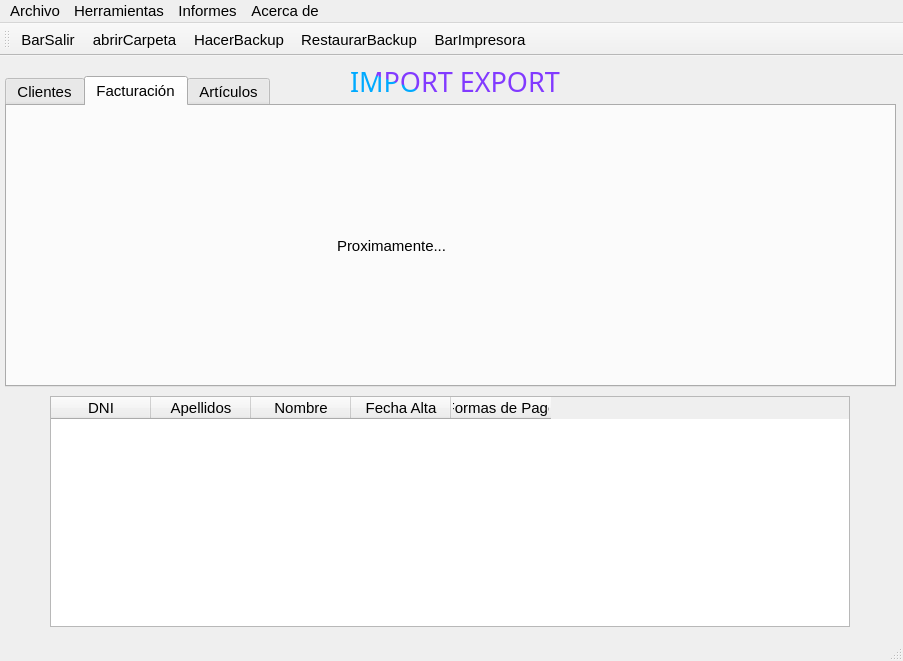
First picture: the form in prueba.ui, repository solglez/gonzalezescolar, before the edit.
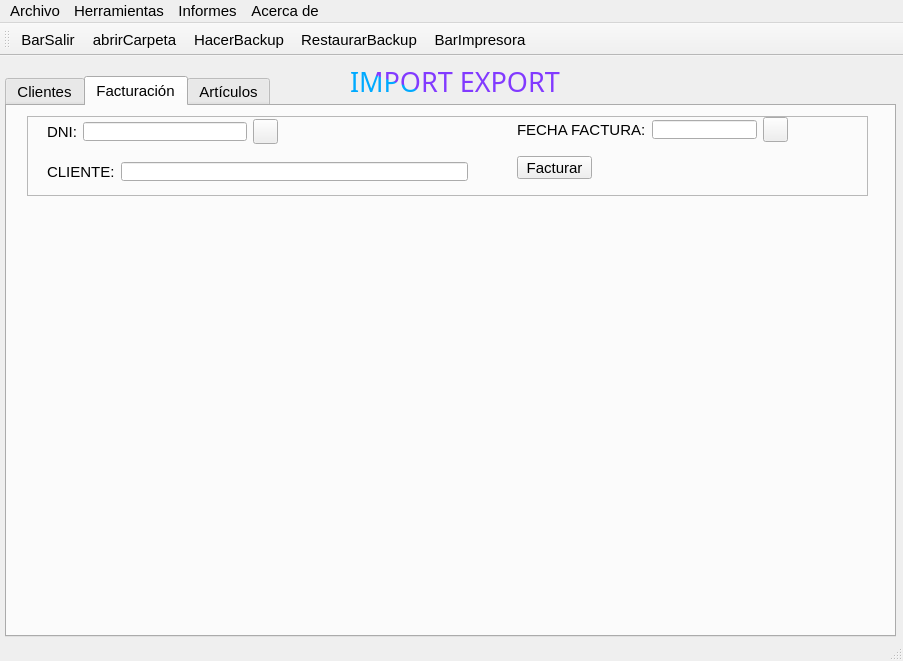
Second picture: the form after the edit. The open tabs and pages were chosen to show the change. Icons and pictures are not drawn.

Commit message: Comenzamos con la tab de facturación. Añadimos linears edits y botón de facturar

```diff
--- a/prueba.ui
+++ b/prueba.ui
@@ -64,59 +64,21 @@
      <string>IMPORT EXPORT</string>
     </property>
    </widget>
-   <widget class="QTableWidget" name="tabClientes">
-    <property name="geometry">
-     <rect>
-      <x>50</x>
-      <y>340</y>
-      <width>800</width>
-      <height>231</height>
-     </rect>
-    </property>
-    <property name="maximumSize">
-     <size>
-      <width>800</width>
-      <height>261</height>
-     </size>
-    </property>
-    <property name="alternatingRowColors">
-     <bool>true</bool>
-    </property>
-    <column>
-     <property name="text">
-      <string>DNI</string>
-     </property>
-    </column>
-    <column>
-     <property name="text">
-      <string>Apellidos</string>
-     </property>
-    </column>
-    <column>
-     <property name="text">
-      <string>Nombre</string>
-     </property>
-    </column>
-    <column>
-     <property name="text">
-      <string>Fecha Alta</string>
-     </property>
-    </column>
-    <column>
-     <property name="text">
-      <string>Formas de Pago</string>
-     </property>
-    </column>
-   </widget>
-   <widget class="QTabWidget" name="tabWidget">
+   <widget class="QTabWidget" name="tabPrograma">
     <property name="geometry">
      <rect>
       <x>5</x>
       <y>20</y>
       <width>891</width>
-      <height>311</height>
+      <height>561</height>
      </rect>
     </property>
+    <property name="minimumSize">
+     <size>
+      <width>891</width>
+      <height>0</height>
+     </size>
+    </property>
     <property name="font">
      <font>
       <weight>50</weight>
@@ -1534,23 +1496,231 @@
        </layout>
       </widget>
      </widget>
+     <widget class="QTableWidget" name="tabClientes">
+      <property name="geometry">
+       <rect>
+        <x>20</x>
+        <y>280</y>
+        <width>850</width>
+        <height>241</height>
+       </rect>
+      </property>
+      <property name="maximumSize">
+       <size>
+        <width>850</width>
+        <height>261</height>
+       </size>
+      </property>
+      <property name="alternatingRowColors">
+       <bool>true</bool>
+      </property>
+      <column>
+       <property name="text">
+        <string>DNI</string>
+       </property>
+      </column>
+      <column>
+       <property name="text">
+        <string>Apellidos</string>
+       </property>
+      </column>
+      <column>
+       <property name="text">
+        <string>Nombre</string>
+       </property>
+      </column>
+      <column>
+       <property name="text">
+        <string>Fecha Alta</string>
+       </property>
+      </column>
+      <column>
+       <property name="text">
+        <string>Formas de Pago</string>
+       </property>
+      </column>
+     </widget>
     </widget>
     <widget class="QWidget" name="tab_2">
      <attribute name="title">
       <string>Facturación</string>
      </attribute>
-     <widget class="QLabel" name="label">
+     <widget class="QFrame" name="frame">
       <property name="geometry">
        <rect>
-        <x>330</x>
-        <y>130</y>
-        <width>141</width>
-        <height>20</height>
+        <x>20</x>
+        <y>10</y>
+        <width>841</width>
+        <height>80</height>
        </rect>
       </property>
-      <property name="text">
-       <string>Proximamente...</string>
+      <property name="frameShape">
+       <enum>QFrame::StyledPanel</enum>
       </property>
+      <property name="frameShadow">
+       <enum>QFrame::Raised</enum>
+      </property>
+      <widget class="QWidget" name="horizontalLayoutWidget_12">
+       <property name="geometry">
+        <rect>
+         <x>20</x>
+         <y>0</y>
+         <width>231</width>
+         <height>31</height>
+        </rect>
+       </property>
+       <layout class="QHBoxLayout" name="horizontalLayout_12">
+        <item>
+         <widget class="QLabel" name="label">
+          <property name="text">
+           <string>DNI:</string>
+          </property>
+         </widget>
+        </item>
+        <item>
+         <widget class="QLineEdit" name="txtDniFac">
+          <property name="maximumSize">
+           <size>
+            <width>16777215</width>
+            <height>19</height>
+           </size>
+          </property>
+         </widget>
+        </item>
+        <item>
+         <widget class="QPushButton" name="btnBuscaCliFac">
+          <property name="minimumSize">
+           <size>
+            <width>25</width>
+            <height>25</height>
+           </size>
+          </property>
+          <property name="maximumSize">
+           <size>
+            <width>25</width>
+            <height>25</height>
+           </size>
+          </property>
+          <property name="text">
+           <string/>
+          </property>
+          <property name="icon">
+           <iconset>
+            <normaloff>img/lupa.png</normaloff>img/lupa.png</iconset>
+          </property>
+          <property name="iconSize">
+           <size>
+            <width>20</width>
+            <height>20</height>
+           </size>
+          </property>
+         </widget>
+        </item>
+       </layout>
+      </widget>
+      <widget class="QWidget" name="horizontalLayoutWidget_13">
+       <property name="geometry">
+        <rect>
+         <x>490</x>
+         <y>0</y>
+         <width>271</width>
+         <height>27</height>
+        </rect>
+       </property>
+       <layout class="QHBoxLayout" name="horizontalLayout_13">
+        <item>
+         <widget class="QLabel" name="label_5">
+          <property name="text">
+           <string>FECHA FACTURA:</string>
+          </property>
+         </widget>
+        </item>
+        <item>
+         <widget class="QLineEdit" name="txtFechaFac">
+          <property name="maximumSize">
+           <size>
+            <width>120</width>
+            <height>19</height>
+           </size>
+          </property>
+          <property name="alignment">
+           <set>Qt::AlignRight|Qt::AlignTrailing|Qt::AlignVCenter</set>
+          </property>
+         </widget>
+        </item>
+        <item>
+         <widget class="QPushButton" name="btnFechaFac">
+          <property name="minimumSize">
+           <size>
+            <width>25</width>
+            <height>25</height>
+           </size>
+          </property>
+          <property name="maximumSize">
+           <size>
+            <width>25</width>
+            <height>25</height>
+           </size>
+          </property>
+          <property name="text">
+           <string/>
+          </property>
+          <property name="icon">
+           <iconset>
+            <normaloff>img/iconoCal1.png</normaloff>img/iconoCal1.png</iconset>
+          </property>
+          <property name="iconSize">
+           <size>
+            <width>20</width>
+            <height>20</height>
+           </size>
+          </property>
+         </widget>
+        </item>
+       </layout>
+      </widget>
+      <widget class="QWidget" name="horizontalLayoutWidget_14">
+       <property name="geometry">
+        <rect>
+         <x>20</x>
+         <y>40</y>
+         <width>421</width>
+         <height>31</height>
+        </rect>
+       </property>
+       <layout class="QHBoxLayout" name="horizontalLayout_14">
+        <item>
+         <widget class="QLabel" name="label_4">
+          <property name="text">
+           <string>CLIENTE:</string>
+          </property>
+         </widget>
+        </item>
+        <item>
+         <widget class="QLineEdit" name="txtClienteFac">
+          <property name="maximumSize">
+           <size>
+            <width>16777215</width>
+            <height>19</height>
+           </size>
+          </property>
+         </widget>
+        </item>
+       </layout>
+      </widget>
+      <widget class="QPushButton" name="btnFacturar">
+       <property name="geometry">
+        <rect>
+         <x>490</x>
+         <y>40</y>
+         <width>75</width>
+         <height>23</height>
+        </rect>
+       </property>
+       <property name="text">
+        <string>Facturar</string>
+       </property>
+      </widget>
      </widget>
     </widget>
     <widget class="QWidget" name="tab_3">
```
Left out of the diff: 18 changed lines with no effect on the pictures. The commit also changes 7 other files.
